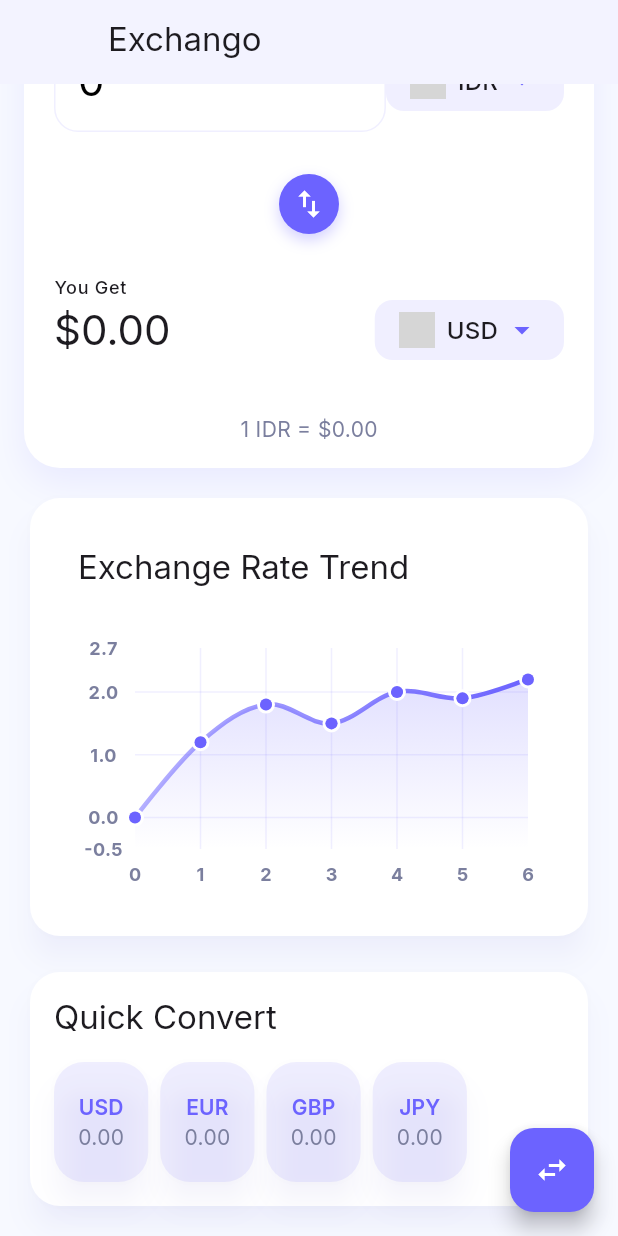
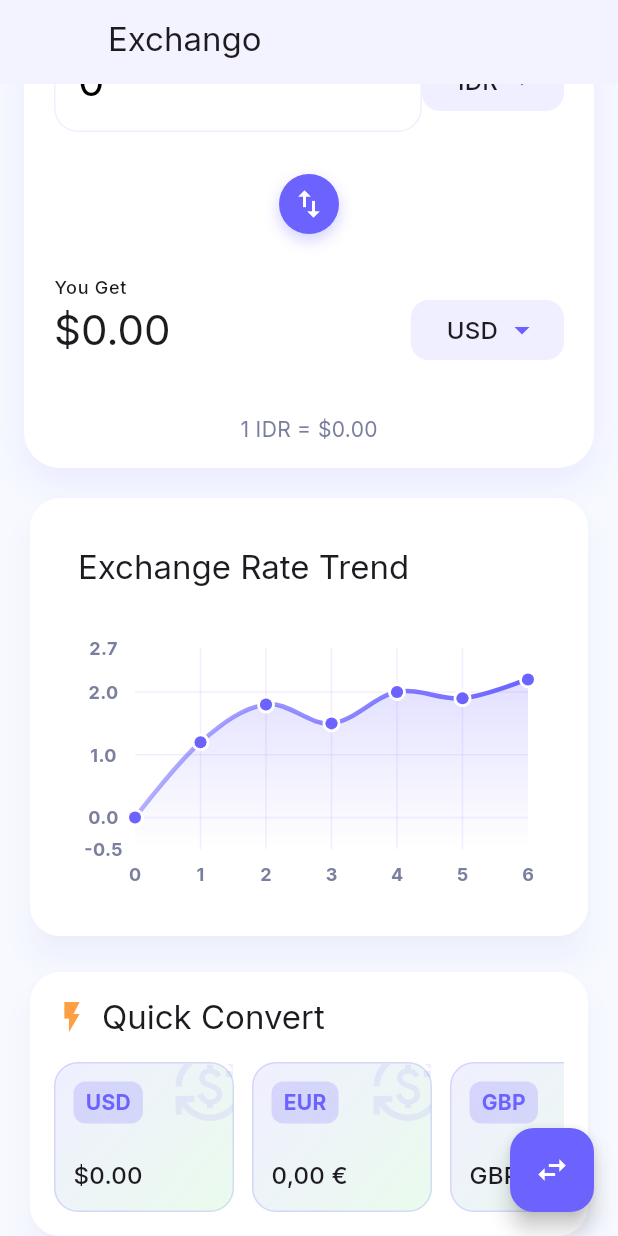
Before and after one commit to farelrasyah/Exchango, a Flutter app: the screen it shows after launch, scrolled down 232 dp, on a phone screen of 412 x 824 dp. Run offline on Flutter 3.47's test engine with Material 3 defaults, Android fonts, the phone set to English and light mode, and no system bars; drawn by our look-alikes of fl_chart; our stand-ins replace animate_do, flutter_svg, google_fonts; network calls fail; grey boxes are pictures that could not be loaded.

Commit message:
Enhance currency converter UI: replace flag images with icons, improve layout and styling for better user experience

```diff
--- a/lib/features/widgets/currencyConverterPanel.dart
+++ b/lib/features/widgets/currencyConverterPanel.dart
@@ -160,11 +160,7 @@ class _CurrencyButton extends StatelessWidget {
           child: Row(
             mainAxisSize: MainAxisSize.min,
             children: [
-              Image.asset(
-                'assets/flags/${currency.toLowerCase()}.png',
-                width: 24,
-                height: 24,
-              ),
+
               const SizedBox(width: 8),
               Text(
                 currency,
--- a/lib/features/widgets/quickConvert.dart
+++ b/lib/features/widgets/quickConvert.dart
@@ -1,5 +1,6 @@
 import 'package:flutter/material.dart';
 import '../../core/theme/Theme.dart';
+import '../../utils/helpers.dart';
 
 class QuickConvert extends StatelessWidget {
   final String fromCurrency;
@@ -27,37 +28,88 @@ class QuickConvert extends StatelessWidget {
         child: Column(
           crossAxisAlignment: CrossAxisAlignment.start,
           children: [
+            Row(
+              children: [
+                Icon(Icons.flash_on, color: AppTheme.accentColor),
+                const SizedBox(width: 8),
                 Text(
                   'Quick Convert',
                   style: Theme.of(context).textTheme.titleLarge,
                 ),
+              ],
+            ),
             const SizedBox(height: 16),
             SizedBox(
-              height: 80,
+              height: 100,
               child: ListView.builder(
                 scrollDirection: Axis.horizontal,
                 itemCount: favorites.length,
                 itemBuilder: (context, index) {
                   final currency = favorites[index];
                   final rate = rates[currency] ?? 0.0;
-                  return Card(
-                    margin: const EdgeInsets.only(right: 8),
+                  final convertedAmount = amount * rate;
+
+                  return Container(
+                    width: 120,
+                    margin: const EdgeInsets.only(right: 12),
+                    decoration: BoxDecoration(
+                      gradient: LinearGradient(
+                        colors: [
+                          AppTheme.primaryColor.withOpacity(0.1),
+                          AppTheme.secondaryColor.withOpacity(0.1),
+                        ],
+                        begin: Alignment.topLeft,
+                        end: Alignment.bottomRight,
+                      ),
+                      borderRadius: BorderRadius.circular(16),
+                      border: Border.all(
+                        color: AppTheme.primaryColor.withOpacity(0.2),
+                      ),
+                    ),
+                    child: Stack(
+                      children: [
+                        Positioned(
+                          right: -10,
+                          top: -10,
+                          child: Icon(
+                            Icons.currency_exchange,
+                            size: 50,
                             color: AppTheme.primaryColor.withOpacity(0.1),
-                    child: Padding(
-                      padding: const EdgeInsets.all(16),
+                          ),
+                        ),
+                        Padding(
+                          padding: const EdgeInsets.all(12),
                           child: Column(
-                        mainAxisAlignment: MainAxisAlignment.center,
+                            crossAxisAlignment: CrossAxisAlignment.start,
+                            mainAxisAlignment: MainAxisAlignment.spaceBetween,
                             children: [
-                          Text(
+                              Container(
+                                padding: const EdgeInsets.symmetric(
+                                  horizontal: 8,
+                                  vertical: 4,
+                                ),
+                                decoration: BoxDecoration(
+                                  color: AppTheme.primaryColor.withOpacity(0.2),
+                                  borderRadius: BorderRadius.circular(8),
+                                ),
+                                child: Text(
                                   currency,
-                            style: Theme.of(context).textTheme.labelLarge,
+                                  style: TextStyle(
+                                    color: AppTheme.primaryColor,
+                                    fontWeight: FontWeight.bold,
+                                  ),
+                                ),
                               ),
                               Text(
-                            (amount * rate).toStringAsFixed(2),
-                            style: Theme.of(context).textTheme.bodyMedium,
+                                CurrencyFormatter.format(
+                                    convertedAmount, currency),
+                                style: Theme.of(context).textTheme.titleMedium,
+                                overflow: TextOverflow.ellipsis,
                               ),
                             ],
                           ),
+                        ),
+                      ],
                     ),
                   );
                 },
```
Also changed, not shown: lib/features/widgets/currencyPicker.dart (+85 -23 lines), lib/features/widgets/currencySelector.dart (+47 -15 lines). Lines whose indentation alone changed are shown as unchanged.
